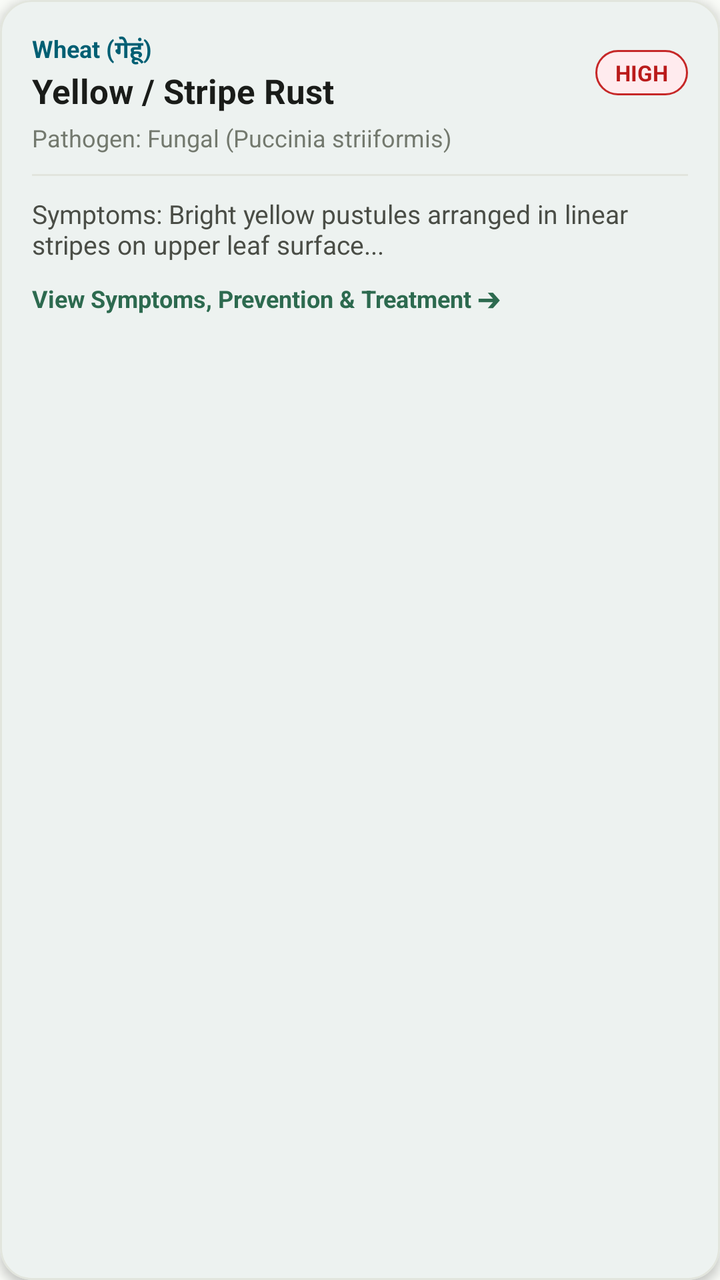
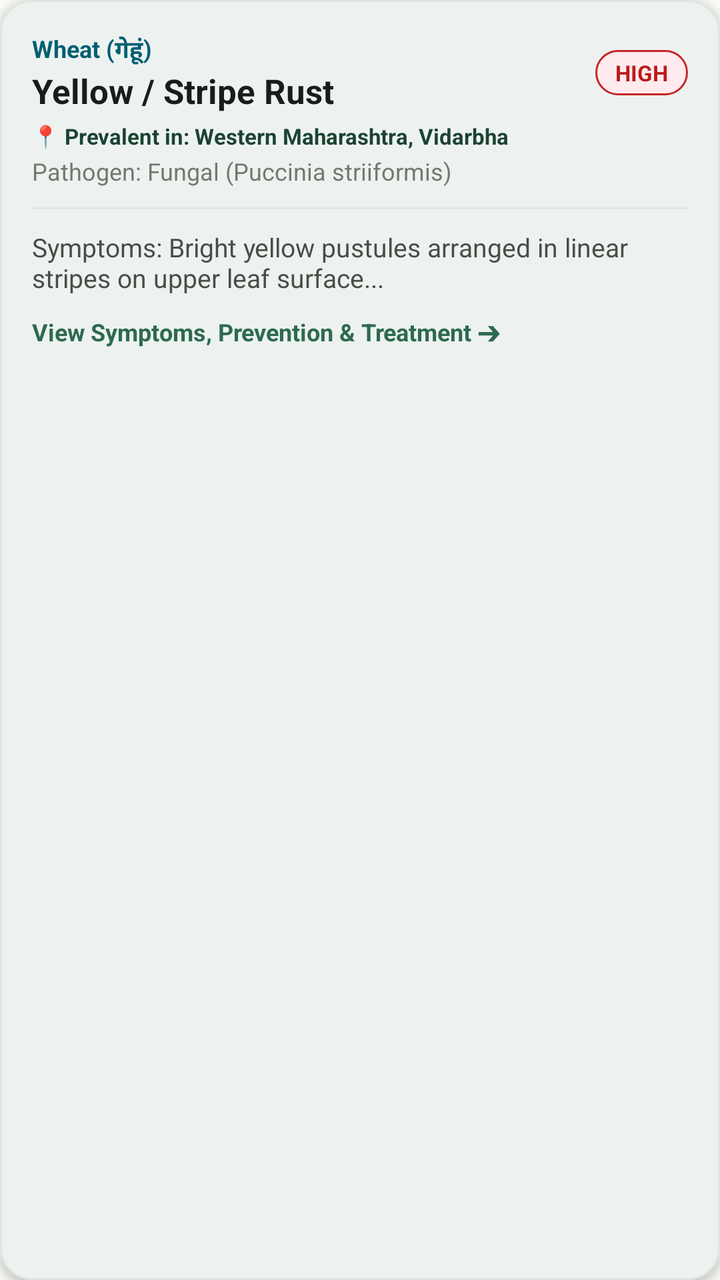

Before-and-after screenshots of an Android layout around one commit, followed by the original layout XML and the change that was made.
<!-- AndroidManifest.xml: application theme Theme.AgroSmart -->
<!-- res/layout/item_crop_disease.xml -->
<?xml version="1.0" encoding="utf-8"?>
<com.google.android.material.card.MaterialCardView
    xmlns:android="http://schemas.android.com/apk/res/android"
    xmlns:app="http://schemas.android.com/apk/res-auto"
    android:layout_width="match_parent"
    android:layout_height="wrap_content"
    android:layout_marginStart="16dp"
    android:layout_marginEnd="16dp"
    android:layout_marginTop="8dp"
    android:layout_marginBottom="8dp"
    app:cardCornerRadius="16dp"
    app:cardElevation="3dp"
    app:strokeWidth="1dp"
    app:strokeColor="@color/divider_line"
    app:cardBackgroundColor="@color/white">

    <LinearLayout
        android:layout_width="match_parent"
        android:layout_height="wrap_content"
        android:orientation="vertical"
        android:padding="16dp">

        <LinearLayout
            android:layout_width="match_parent"
            android:layout_height="wrap_content"
            android:orientation="horizontal"
            android:gravity="center_vertical">

            <LinearLayout
                android:layout_width="0dp"
                android:layout_height="wrap_content"
                android:layout_weight="1"
                android:orientation="vertical">

                <TextView
                    android:id="@+id/tvDiseaseCrop"
                    android:layout_width="wrap_content"
                    android:layout_height="wrap_content"
                    android:text="Wheat (गेहूं)"
                    android:textSize="12sp"
                    android:textStyle="bold"
                    android:textColor="@color/deep_teal" />

                <TextView
                    android:id="@+id/tvDiseaseTitle"
                    android:layout_width="wrap_content"
                    android:layout_height="wrap_content"
                    android:text="Yellow / Stripe Rust"
                    android:textSize="17sp"
                    android:textStyle="bold"
                    android:textColor="@color/text_primary" />
            </LinearLayout>

            <TextView
                android:id="@+id/tvSeverityBadge"
                android:layout_width="wrap_content"
                android:layout_height="wrap_content"
                android:background="@drawable/bg_trend_down"
                android:paddingStart="10dp"
                android:paddingEnd="10dp"
                android:paddingTop="4dp"
                android:paddingBottom="4dp"
                android:text="HIGH"
                android:textSize="11sp"
                android:textStyle="bold"
                android:textColor="@color/status_error" />
        </LinearLayout>

        <TextView
            android:id="@+id/tvCausalOrganism"
            android:layout_width="match_parent"
            android:layout_height="wrap_content"
            android:layout_marginTop="4dp"
            android:text="Pathogen: Fungal (Puccinia striiformis)"
            android:textSize="12sp"
            android:textColor="@color/text_muted" />

        <View
            android:layout_width="match_parent"
            android:layout_height="1dp"
            android:layout_marginTop="10dp"
            android:layout_marginBottom="10dp"
            android:background="@color/divider_line" />

        <TextView
            android:id="@+id/tvSymptomsPreview"
            android:layout_width="match_parent"
            android:layout_height="wrap_content"
            android:text="Symptoms: Bright yellow pustules arranged in linear stripes on upper leaf surface..."
            android:maxLines="2"
            android:ellipsize="end"
            android:textSize="13sp"
            android:textColor="@color/text_secondary" />

        <TextView
            android:layout_width="wrap_content"
            android:layout_height="wrap_content"
            android:layout_marginTop="10dp"
            android:text="View Symptoms, Prevention &amp; Treatment ➔"
            android:textSize="12sp"
            android:textStyle="bold"
            android:textColor="@color/forest_green_primary" />
    </LinearLayout>
</com.google.android.material.card.MaterialCardView>
<!-- resources referenced by this layout -->
<resources>
  <color name="deep_teal">#005F73</color>
  <color name="divider_line">#E2E5DD</color>
  <color name="forest_green_primary">#2D6A4F</color>
  <color name="status_error">#BA1A1A</color>
  <color name="text_muted">#73796E</color>
  <color name="text_primary">#1A1C19</color>
  <color name="text_secondary">#4A4D46</color>
  <color name="white">#FFFFFF</color>
  <!-- drawable bg_trend_down (drawable) -->
  <?xml version="1.0" encoding="utf-8"?>
  <shape xmlns:android="http://schemas.android.com/apk/res/android"
      android:shape="rectangle">
      <solid android:color="#FFEBEE" />
      <corners android:radius="16dp" />
      <stroke android:width="1dp" android:color="#C62828" />
  </shape>
  <style name="Theme.AgroSmart" parent="Theme.Material3.DayNight.NoActionBar">
          
          <item name="colorPrimary">@color/forest_green_primary</item>
          <item name="colorPrimaryVariant">@color/forest_green_dark</item>
          <item name="colorOnPrimary">@color/white</item>
          <item name="colorSecondary">@color/leaf_green</item>
          <item name="colorSecondaryVariant">@color/forest_green_light</item>
          <item name="colorOnSecondary">@color/white</item>
  
          
          <item name="android:windowBackground">@color/bg_warm_cream</item>
          <item name="colorSurface">@color/bg_card_surface</item>
          <item name="colorOnSurface">@color/text_primary</item>
  
          
          <item name="android:statusBarColor">@color/forest_green_dark</item>
          <item name="android:windowLightStatusBar">false</item>
          <item name="android:navigationBarColor">@color/white</item>
          <item name="android:windowLightNavigationBar">true</item>
      </style>
  <color name="forest_green_dark">#1B4332</color>
  <color name="leaf_green">#52B788</color>
  <color name="forest_green_light">#40916C</color>
  <color name="bg_warm_cream">#F9FBF7</color>
  <color name="bg_card_surface">#FFFFFF</color>
</resources>

<!-- the commit's change to res/layout/item_crop_disease.xml (unified diff, before → after) -->
@@ -67,10 +67,20 @@
         </LinearLayout>
 
         <TextView
+            android:id="@+id/tvDiseaseRegion"
+            android:layout_width="match_parent"
+            android:layout_height="wrap_content"
+            android:layout_marginTop="4dp"
+            android:text="📍 Prevalent in: Western Maharashtra, Vidarbha"
+            android:textSize="11sp"
+            android:textStyle="bold"
+            android:textColor="@color/forest_green_dark" />
+
+        <TextView
             android:id="@+id/tvCausalOrganism"
             android:layout_width="match_parent"
             android:layout_height="wrap_content"
-            android:layout_marginTop="4dp"
+            android:layout_marginTop="2dp"
             android:text="Pathogen: Fungal (Puccinia striiformis)"
             android:textSize="12sp"
             android:textColor="@color/text_muted" />
